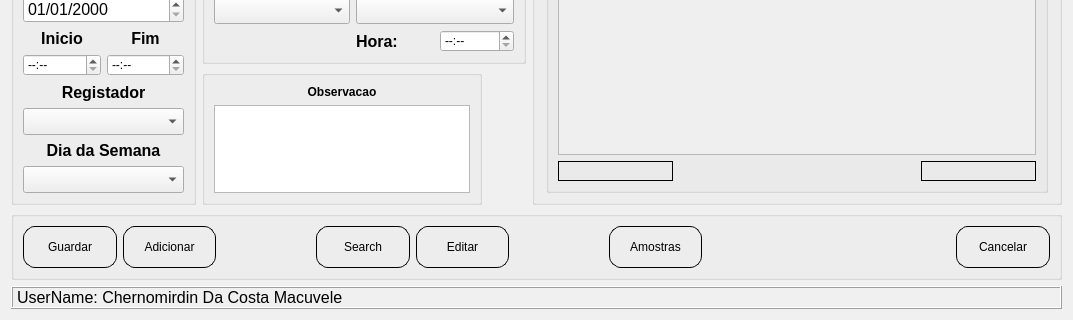
Above: UserInt/ui_Ficha_Recolha_Part_I.ui from InUrSys/PescArt2.0 before the change; both pictures show x 0 to 1073 and y 376 to 696 of the 1073 by 696 pixel window. Below: the same form after it.
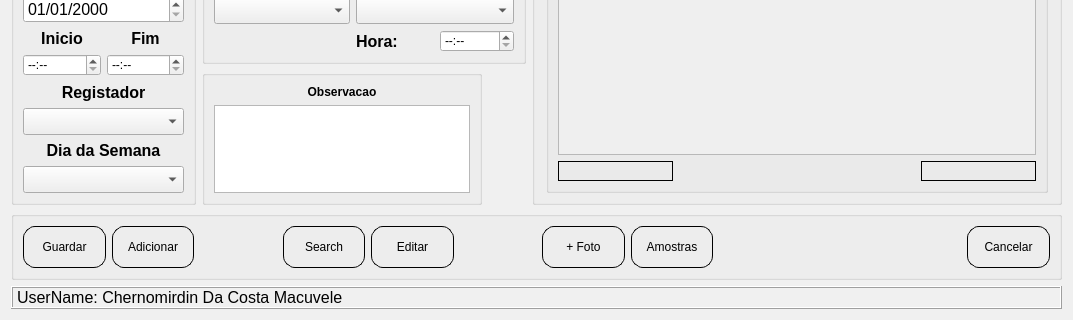
That is the form after the change. Icons and pictures are not drawn.

The edit to the form file:
```diff
--- a/UserInt/ui_Ficha_Recolha_Part_I.ui
+++ b/UserInt/ui_Ficha_Recolha_Part_I.ui
@@ -1356,6 +1356,45 @@
    <item row="2" column="0" colspan="3">
     <widget class="QGroupBox" name="GBButtons">
      <layout class="QGridLayout" name="gridLayout_12">
+      <item row="0" column="2">
+       <spacer name="horizontalSpacer_3">
+        <property name="orientation">
+         <enum>Qt::Horizontal</enum>
+        </property>
+        <property name="sizeHint" stdset="0">
+         <size>
+          <width>81</width>
+          <height>17</height>
+         </size>
+        </property>
+       </spacer>
+      </item>
+      <item row="0" column="7">
+       <widget class="QPushButton" name="PBAmostras">
+        <property name="sizePolicy">
+         <sizepolicy hsizetype="MinimumExpanding" vsizetype="Expanding">
+          <horstretch>0</horstretch>
+          <verstretch>0</verstretch>
+         </sizepolicy>
+        </property>
+        <property name="text">
+         <string>Amostras</string>
+        </property>
+        <property name="icon">
+         <iconset resource="icons.qrc">
+          <normaloff>:/newPrefix/Icons/clipboard.png</normaloff>:/newPrefix/Icons/clipboard.png</iconset>
+        </property>
+        <property name="iconSize">
+         <size>
+          <width>19</width>
+          <height>15</height>
+         </size>
+        </property>
+        <property name="flat">
+         <bool>false</bool>
+        </property>
+       </widget>
+      </item>
       <item row="0" column="0">
        <widget class="QPushButton" name="PBGuardar">
         <property name="sizePolicy">
@@ -1405,14 +1444,14 @@
         </property>
        </widget>
       </item>
-      <item row="0" column="2">
-       <spacer name="horizontalSpacer_3">
+      <item row="0" column="8">
+       <spacer name="horizontalSpacer_2">
         <property name="orientation">
          <enum>Qt::Horizontal</enum>
         </property>
         <property name="sizeHint" stdset="0">
          <size>
-          <width>81</width>
+          <width>248</width>
           <height>17</height>
          </size>
         </property>
@@ -1473,6 +1512,29 @@
         </property>
        </widget>
       </item>
+      <item row="0" column="9">
+       <widget class="QPushButton" name="PBCancelar">
+        <property name="sizePolicy">
+         <sizepolicy hsizetype="MinimumExpanding" vsizetype="Expanding">
+          <horstretch>0</horstretch>
+          <verstretch>0</verstretch>
+         </sizepolicy>
+        </property>
+        <property name="text">
+         <string>Cancelar</string>
+        </property>
+        <property name="icon">
+         <iconset resource="icons.qrc">
+          <normaloff>:/newPrefix/Icons/003-error.png</normaloff>:/newPrefix/Icons/003-error.png</iconset>
+        </property>
+        <property name="iconSize">
+         <size>
+          <width>19</width>
+          <height>15</height>
+         </size>
+        </property>
+       </widget>
+      </item>
       <item row="0" column="5">
        <spacer name="horizontalSpacer_4">
         <property name="orientation">
@@ -1487,7 +1549,7 @@
        </spacer>
       </item>
       <item row="0" column="6">
-       <widget class="QPushButton" name="PBAmostras">
+       <widget class="QPushButton" name="PBFoto">
         <property name="sizePolicy">
          <sizepolicy hsizetype="MinimumExpanding" vsizetype="Expanding">
           <horstretch>0</horstretch>
@@ -1495,11 +1557,7 @@
          </sizepolicy>
         </property>
         <property name="text">
-         <string>Amostras</string>
-        </property>
-        <property name="icon">
-         <iconset resource="icons.qrc">
-          <normaloff>:/newPrefix/Icons/clipboard.png</normaloff>:/newPrefix/Icons/clipboard.png</iconset>
+         <string>+ Foto</string>
         </property>
         <property name="iconSize">
          <size>
@@ -1512,42 +1570,6 @@
         </property>
        </widget>
       </item>
-      <item row="0" column="7">
-       <spacer name="horizontalSpacer_2">
-        <property name="orientation">
-         <enum>Qt::Horizontal</enum>
-        </property>
-        <property name="sizeHint" stdset="0">
-         <size>
-          <width>248</width>
-          <height>17</height>
-         </size>
-        </property>
-       </spacer>
-      </item>
-      <item row="0" column="8">
-       <widget class="QPushButton" name="PBCancelar">
-        <property name="sizePolicy">
-         <sizepolicy hsizetype="MinimumExpanding" vsizetype="Expanding">
-          <horstretch>0</horstretch>
-          <verstretch>0</verstretch>
-         </sizepolicy>
-        </property>
-        <property name="text">
-         <string>Cancelar</string>
-        </property>
-        <property name="icon">
-         <iconset resource="icons.qrc">
-          <normaloff>:/newPrefix/Icons/003-error.png</normaloff>:/newPrefix/Icons/003-error.png</iconset>
-        </property>
-        <property name="iconSize">
-         <size>
-          <width>19</width>
-          <height>15</height>
-         </size>
-        </property>
-       </widget>
-      </item>
      </layout>
     </widget>
    </item>
```
